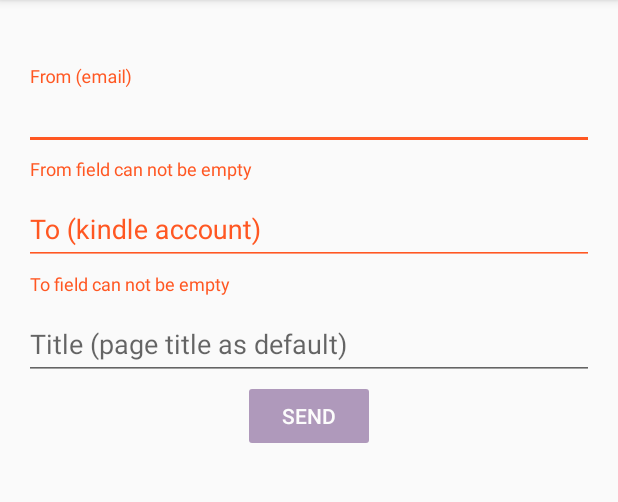
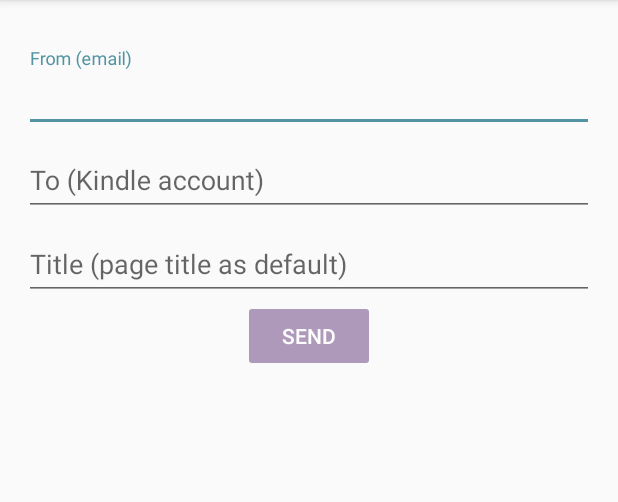
Before and after one commit to sealcode/push-to-kindle, an Android app: the MainActivity screen opened directly, with no data from a screen before it, on a phone screen of 412 x 824 dp, the part 84-586 px from its top. Run offline under Robolectric (Android 15) with nearby library versions, the phone set to English and light mode, and no system bars.

Commit message:
Non scrolling layout fixed and polish strings added

```diff
--- a/app/src/main/java/org/sealcode/pushtokindle/activity/MainActivity.java
+++ b/app/src/main/java/org/sealcode/pushtokindle/activity/MainActivity.java
@@ -59,7 +59,6 @@ public class MainActivity extends AppCompatActivity {
         }
         setButton();
         setEditText();
-        setInputLayout();
     }
 
     @Override
@@ -170,7 +169,7 @@ public class MainActivity extends AppCompatActivity {
         domain = KindleData.getDomain(to);
         if(from.isEmpty()) {
             senderLayout.setErrorEnabled(true);
-            senderLayout.setError(getString(R.string.from_empty));
+            senderLayout.setError(getString(R.string.field_empty));
         }
         else if(!KindleData.isValidEmail(from)) {
             senderLayout.setErrorEnabled(true);
@@ -179,7 +178,7 @@ public class MainActivity extends AppCompatActivity {
         else senderLayout.setErrorEnabled(false);
         if(to.isEmpty()) {
             receiverLayout.setErrorEnabled(true);
-            receiverLayout.setError(getString(R.string.to_empty));
+            receiverLayout.setError(getString(R.string.field_empty));
         }
         else if(!KindleData.isReceiverValid(to)) {
             receiverLayout.setErrorEnabled(true);
--- a/app/src/main/res/layout/content_main.xml
+++ b/app/src/main/res/layout/content_main.xml
@@ -7,8 +7,7 @@
     tools:context="org.sealcode.pushtokindle.activity.MainActivity"
     tools:showIn="@layout/activity_main"
     android:layout_width="match_parent"
-    android:layout_height="match_parent"
-    android:layout_gravity="center">
+    android:layout_height="match_parent">
 
     <LinearLayout
         android:id="@+id/content_main"
@@ -17,7 +16,7 @@
         android:paddingBottom="@dimen/activity_vertical_margin"
         android:paddingLeft="@dimen/activity_horizontal_margin"
         android:paddingRight="@dimen/activity_horizontal_margin"
-        android:paddingTop="@dimen/activity_vertical_margin"
+        android:paddingTop="@dimen/top_margin"
         android:orientation="vertical">
 
         <android.support.design.widget.TextInputLayout
--- a/app/src/main/res/values/dimens.xml
+++ b/app/src/main/res/values/dimens.xml
@@ -2,5 +2,7 @@
     <!-- Default screen margins, per the Android Design guidelines. -->
     <dimen name="activity_horizontal_margin">16dp</dimen>
     <dimen name="activity_vertical_margin">16dp</dimen>
-    <dimen name="fab_margin">16dp</dimen>
+    <dimen name="top_margin">32dp</dimen>
+
+
 </resources>
--- a/app/src/main/res/values/strings.xml
+++ b/app/src/main/res/values/strings.xml
@@ -5,20 +5,19 @@
 
     <string name="cant_send">This website can not be send to your Kindle</string>
     <string name="sent">Website has been sent on your kindle device. Check your Kindle in few minutes</string>
-    <string name="couldnt_send">Website could not be send because of </string>
-    <string name="checking">Checking your article</string>
+    <string name="couldnt_send">Website could not be send because of: </string>
+    <string name="checking">Checking article</string>
     <string name="progress">In progress…</string>
     <string name="turn_internet">Please turn on your internet connection and try again</string>
 
-    <string name="from_empty">From field can not be empty</string>
-    <string name="to_empty">To field can not be empty</string>
+    <string name="field_empty">Field can not be empty</string>
     <string name="email_invalid">Entered email is not valid</string>
     <string name="kindle_invalid">Entered email is not valid Kindle account</string>
     <string name="sending">Sending website to: </string>
     <string name="fields_empty">From and to fields can not be empty</string>
 
     <string name="view_from">From (email)</string>
-    <string name="view_to">To (kindle account)</string>
+    <string name="view_to">To (Kindle account)</string>
     <string name="view_title">Title (page title as default)</string>
     <string name="view_send">SEND</string>
 
```
Also changed, not shown: 1 other file.
